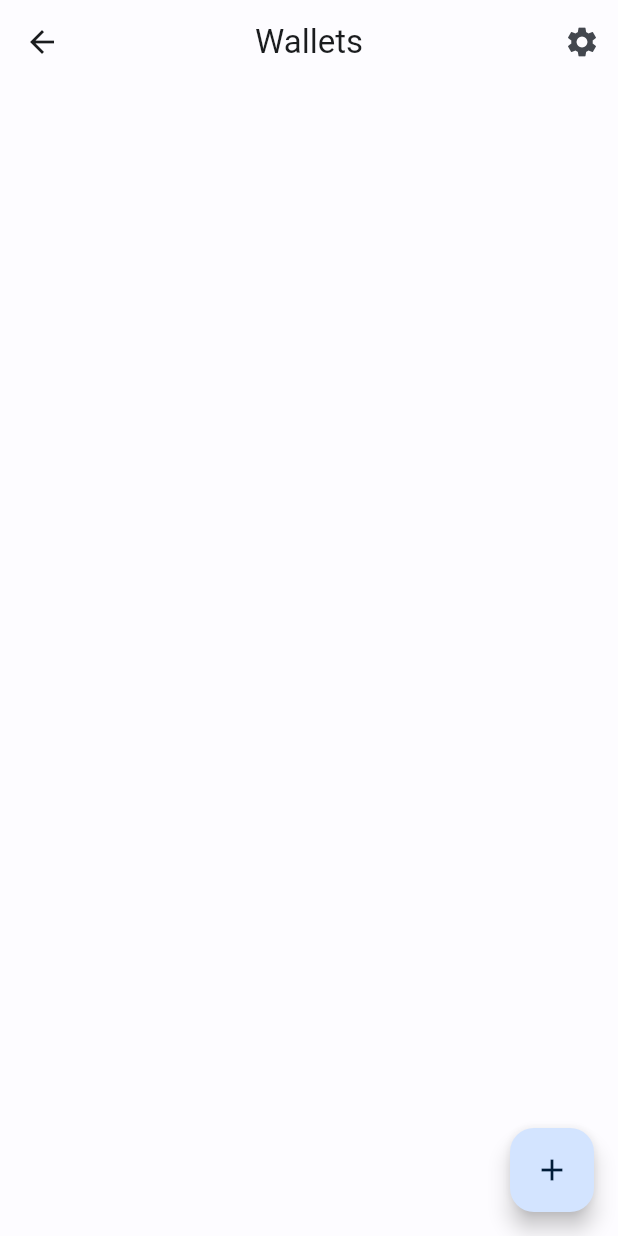
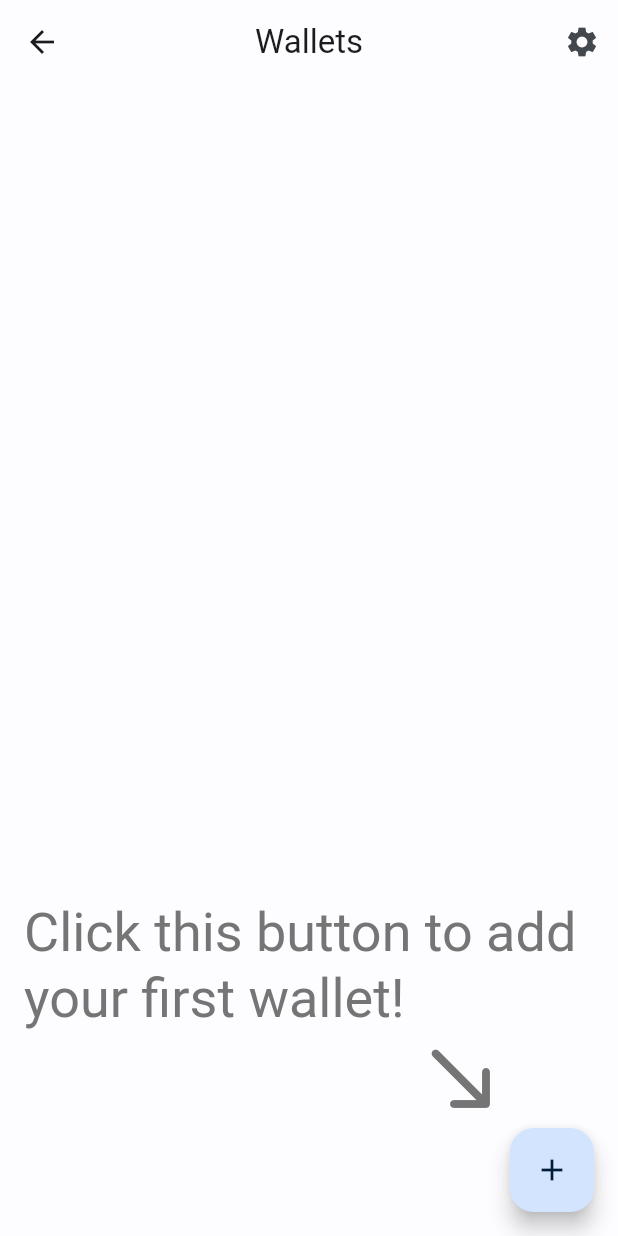
Before and after one commit to oleggud512/wallets, a Flutter app: the WalletsPage screen opened by its route, on a phone screen of 412 x 824 dp. Run offline on Flutter 3.47's test engine with Material 2 defaults, Android fonts, the phone set to English and light mode, and no system bars; our stand-ins replace auto_route, equatable, firebase_auth, firebase_core, firebase_database, flutter_bloc and 9 more; accounts and stored records are empty; network calls fail.

Commit message:
auth guards

```diff
--- a/lib/src/features/auth/domain/repositories/auth_repository.dart
+++ b/lib/src/features/auth/domain/repositories/auth_repository.dart
@@ -9,4 +9,5 @@ abstract interface class AuthRepository {
   AppUser? get currentUser;
   bool get isSignedIn;
   bool get isEmailVerified;
+  Future<void> refreshUser();
 }
--- a/lib/src/features/auth/infrastructure/repositories/firebase_auth_repository_impl.dart
+++ b/lib/src/features/auth/infrastructure/repositories/firebase_auth_repository_impl.dart
@@ -67,4 +67,9 @@ class FirebaseAuthRepositoryImpl implements AuthRepository {
     ? AppUser(uid: auth.currentUser!.uid, email: auth.currentUser!.email!)
     : null;
 
+  @override
+  Future<void> refreshUser() async {
+    await auth.currentUser?.reload();
+  }
+
 }
--- a/lib/src/features/wallets/presentation/wallets/wallets_page.dart
+++ b/lib/src/features/wallets/presentation/wallets/wallets_page.dart
@@ -109,7 +109,9 @@ class _WalletsPageState extends State<WalletsPage> with TickerProviderStateMixin
             switch (state) {
               case WalletsPageDefaultState():
                 configureCurWallet(state.wallets);
-                return buildWallets(state.wallets);
+                return state.wallets.isEmpty
+                  ? buildPlaceholder()
+                  : buildWallets(state.wallets);
               default:
                 return const Center(child: CircularProgressIndicator());
             }
@@ -153,4 +155,33 @@ class _WalletsPageState extends State<WalletsPage> with TickerProviderStateMixin
       ),
     );
   }
+
+  Widget buildPlaceholder() {
+    return Column(
+      mainAxisAlignment: MainAxisAlignment.end,
+      mainAxisSize: MainAxisSize.max,
+      children: [
+        Padding(
+          padding: const EdgeInsets.symmetric(horizontal: p16),
+          child: Text('Click this button to add your first wallet!'.hardcoded,
+            style: Theme.of(context).textTheme.displaySmall?.copyWith(
+              color: Colors.grey.shade600
+            )
+          ),
+        ),
+        Row(
+          mainAxisSize: MainAxisSize.max,
+          mainAxisAlignment: MainAxisAlignment.end,
+          children: [
+            Icon(Icons.south_east_rounded,
+              size: p64,
+              color: Colors.grey.shade600
+            ),
+            const SizedBox(width: p72)
+          ],
+        ),
+        const SizedBox(height: p72)
+      ],
+    );
+  }
 }
--- a/lib/src/router.dart
+++ b/lib/src/router.dart
@@ -1,6 +1,5 @@
 import 'package:ads_pay_app/src/features/auth/domain/repositories/auth_repository.dart';
 import 'package:auto_route/auto_route.dart';
-import 'package:firebase_auth/firebase_auth.dart';
 import 'package:flutter/material.dart';
 import 'package:injectable/injectable.dart';
 
@@ -16,7 +15,35 @@ import 'features/wallets/presentation/transaction/transaction_page.dart';
 import 'features/wallets/presentation/wallets/wallets_page.dart';
 
 part 'router.gr.dart';
-// part 'router.g.dart';
+
+/// Checks if an email is verified.
+/// If it's not verified redirects to the verification page.
+/// Should not be used without [SignedInGuard]
+class EmailVerifiedGuard extends AutoRouteGuard {
+  final AuthRepository repo;
+
+  EmailVerifiedGuard(this.repo);
+
+  @override
+  void onNavigation(NavigationResolver resolver, StackRouter router) {
+    if (repo.isEmailVerified) return resolver.next(true);
+    resolver.redirect(const EmailVerificationRoute());
+  }
+}
+
+/// Checks if the user is signed in.
+/// Redirects to the login page if he isn't.
+class SignedInGuard extends AutoRouteGuard {
+  final AuthRepository repo;
+
+  SignedInGuard(this.repo);
+
+  @override
+  void onNavigation(NavigationResolver resolver, StackRouter router) {
+    if (repo.isSignedIn) return resolver.next(true);
+    resolver.redirect(LoginRoute(action: LoginAction.newUser));
+  }
+}
 
 @Singleton()
 @AutoRouterConfig()
@@ -27,21 +54,45 @@ class AppRouter extends _$AppRouter {
 
   @override
   List<AutoRoute> get routes => [
-    AutoRoute.guarded(
+    AutoRoute(
       page: WalletsRoute.page,
       path: '/',
       initial: true,
-      onNavigation: (NavigationResolver resolver, StackRouter router) async {
-        if (authRepo.isEmailVerified) {
-          resolver.next(true);
-        } else if (authRepo.isSignedIn) {
-          print('to verification');
-          resolver.redirect(const EmailVerificationRoute()); // это значит, что чтобы перейти на WalletsRoute теперь понадобится сделать router.push(WalletsRoute)
-        } else {
-          resolver.redirect(LoginRoute(action: LoginAction.newUser));
-        }
-      }
+      guards: [SignedInGuard(authRepo), EmailVerifiedGuard(authRepo)]
     ),
+    AutoRoute(
+      page: EmailVerificationRoute.page,
+      path: '/login/email-verification',
+      guards: [SignedInGuard(authRepo)]
+    ),
+    // AutoRoute.guarded(
+    //   page: WalletsRoute.page,
+    //   path: '/',
+    //   initial: true,
+    //   onNavigation: (NavigationResolver resolver, StackRouter router) async {
+    //     if (authRepo.isEmailVerified) {
+    //       resolver.next(true);
+    //     } else if (authRepo.isSignedIn) {
+    //       print('to verification');
+    //       resolver.redirect(const EmailVerificationRoute()); // это значит, что чтобы перейти на WalletsRoute теперь понадобится сделать router.push(WalletsRoute)
+    //     } else {
+    //       resolver.redirect(LoginRoute(action: LoginAction.newUser));
+    //     }
+    //   }
+    // ),
+    // AutoRoute.guarded(
+    //   page: EmailVerificationRoute.page,
+    //   path: '/login/email-verification',
+    //   onNavigation: (NavigationResolver resolver, StackRouter router) async {
+    //     // print('verification verification verification');
+    //     // print('email verification ${FirebaseAuth.instance.currentUser}');
+    //     if (authRepo.isEmailVerified) {
+    //       resolver.next(true);
+    //     } else {
+    //       resolver.redirect(LoginRoute(action: LoginAction.newUser));
+    //     }
+    //   }
+    // ),
     AutoRoute(
       page: HistoryRoute.page,
       path: '/history'
@@ -49,19 +100,6 @@ class AppRouter extends _$AppRouter {
     AutoRoute(
       page: LoginRoute.page,
       path: '/login',
-    ),
-    AutoRoute.guarded(
-      page: EmailVerificationRoute.page,
-      path: '/login/email-verification',
-      onNavigation: (NavigationResolver resolver, StackRouter router) async {
-        // print('verification verification verification');
-        // print('email verification ${FirebaseAuth.instance.currentUser}');
-        if (authRepo.isEmailVerified) {
-          resolver.next(true);
-        } else {
-          resolver.redirect(LoginRoute(action: LoginAction.newUser));
-        }
-      }
     ),
     AutoRoute(
       page: SettingsRoute.page,
```
Also changed, not shown: lib/src/features/auth/presentation/email_verification_page.dart (+9 -14 lines), lib/src/features/history/application/guards/email_verified_guard.dart (added), lib/src/features/history/application/guards/signed_in_guard.dart (added).
